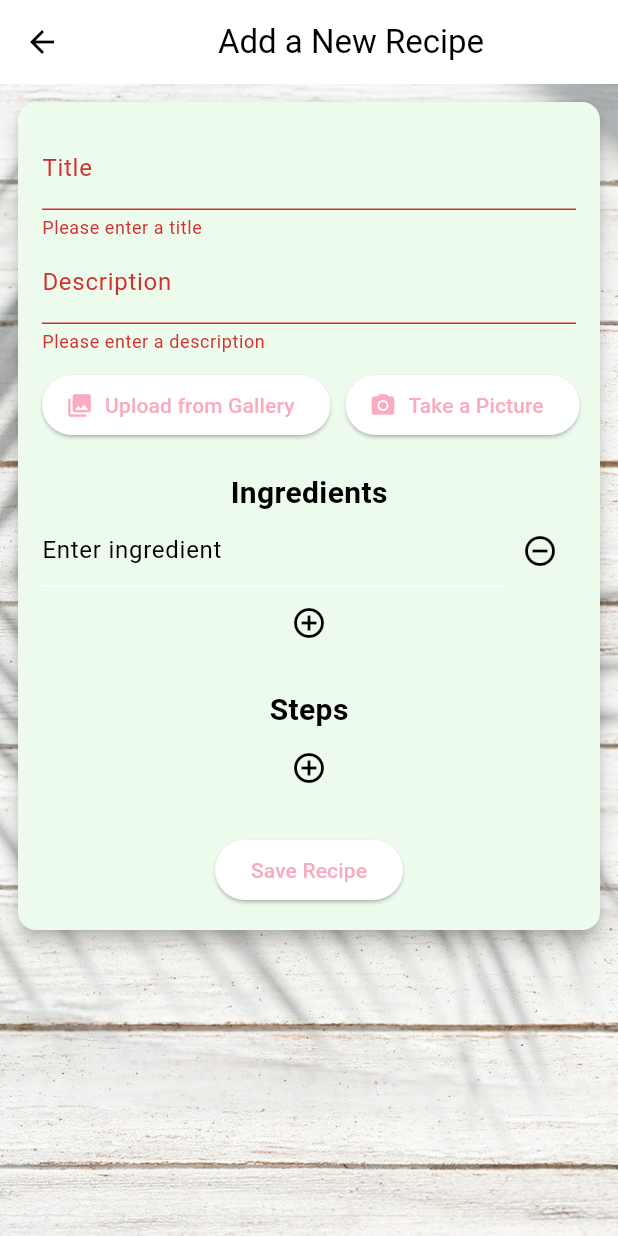
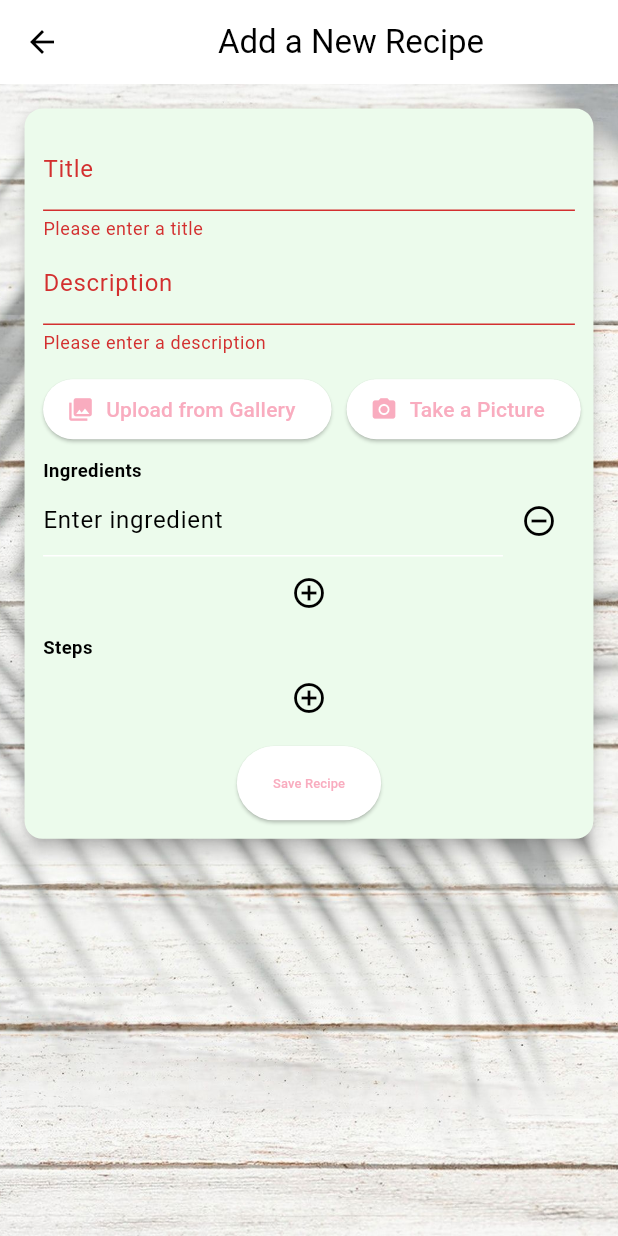
Before and after one commit to elmahygurl/Recipes_App, a Flutter app: the AddRecipeScreen screen opened directly, after a tap on "Save Recipe", after a tap on the "add circle outline" icon, on a phone screen of 412 x 824 dp. Run offline on Flutter 3.47's test engine with Material 3 defaults, Android fonts, the phone set to English and light mode, and no system bars; our stand-ins replace firebase_auth, firebase_core, firebase_database, hive, hive_flutter, image_picker and 1 more; missing offline and left inert: encrypt; accounts and stored records are empty.

Commit message:
handled empty input +mediaQuery

```diff
--- a/lib/screens/add_recipe_screen.dart
+++ b/lib/screens/add_recipe_screen.dart
@@ -25,6 +25,27 @@ class _AddRecipeScreenState extends State<AddRecipeScreen> {
   Future<void> _saveRecipe() async {
     final user = FirebaseAuth.instance.currentUser;
     if (user != null && _formKey.currentState!.validate()) {
+      //filter out empty ingredients and steps
+      _newIngredients.removeWhere((ingredient) => ingredient.trim().isEmpty);
+      _newSteps.removeWhere((step) => step.trim().isEmpty);
+
+      // validate at least one ingredient and one step
+      if (_newIngredients.isEmpty) {
+        ScaffoldMessenger.of(context).showSnackBar(SnackBar(
+          backgroundColor: Colors.redAccent,
+          content: Text('Please add at least one ingredient'),
+        ));
+        return;
+      }
+
+      if (_newSteps.isEmpty) {
+        ScaffoldMessenger.of(context).showSnackBar(SnackBar(
+          backgroundColor: Colors.redAccent,
+          content: Text('Please add at least one step'),
+        ));
+
+        return;
+      }
       _formKey.currentState!.save();
 
       final newRecipe = Recipe(
@@ -52,12 +73,18 @@ class _AddRecipeScreenState extends State<AddRecipeScreen> {
 
   @override
   Widget build(BuildContext context) {
+    final mediaQuery = MediaQuery.of(context);
+    final screenWidth = mediaQuery.size.width;
+    final screenHeight = mediaQuery.size.height;
+    final textSize = screenWidth * 0.03;
+    final buttonHeight = screenHeight * 0.06;
+
     return Scaffold(
       appBar: AppBar(
         title: Center(child: Text('Add a New Recipe')),
       ),
-      body: Stack(
-        children:[ Container(
+      body: Stack(children: [
+        Container(
           decoration: const BoxDecoration(
             image: DecorationImage(
               image: AssetImage('Assets/back2.PNG'),
@@ -67,13 +94,13 @@ class _AddRecipeScreenState extends State<AddRecipeScreen> {
         ),
         SingleChildScrollView(
           child: Padding(
-                padding: const EdgeInsets.all(8.0),
+            padding: EdgeInsets.all(screenWidth * 0.03),
             child: IntrinsicHeight(
               child: Card(
                 surfaceTintColor: Color.fromARGB(172, 70, 216, 65),
                 elevation: 5,
-                    child:Padding(
-                        padding: const EdgeInsets.all(16.0),
+                child: Padding(
+                  padding: EdgeInsets.all(screenWidth * 0.03),
                   child: Form(
                     key: _formKey,
                     child: Column(
@@ -91,8 +118,7 @@ class _AddRecipeScreenState extends State<AddRecipeScreen> {
                         ),
                         TextFormField(
                           controller: _descriptionController,
-                                    decoration:
-                                        InputDecoration(labelText: 'Description'),
+                          decoration: InputDecoration(labelText: 'Description'),
                           validator: (value) {
                             if (value == null || value.isEmpty) {
                               return 'Please enter a description';
@@ -100,6 +126,7 @@ class _AddRecipeScreenState extends State<AddRecipeScreen> {
                             return null;
                           },
                         ),
+                        SizedBox(height: screenWidth * 0.005),
                         ImageInputField(
                           onImageChanged: (base64Image) {
                             setState(() {
@@ -107,12 +134,15 @@ class _AddRecipeScreenState extends State<AddRecipeScreen> {
                             });
                           },
                         ),
-                                  SizedBox(height: 20),
-                                  Text(
+                        SizedBox(height: screenWidth * 0.02),
+                        Align(
+                          alignment: Alignment.topLeft,
+                          child: Text(
                             'Ingredients',
                             style: TextStyle(
-                                      fontSize: 20,
+                              fontSize: textSize,
                               fontWeight: FontWeight.bold,
+                            ),
                           ),
                         ),
                         StatefulBuilder(
@@ -120,10 +150,7 @@ class _AddRecipeScreenState extends State<AddRecipeScreen> {
                               (BuildContext context, StateSetter setState) {
                             return Column(
                               children: [
-                                          ..._newIngredients
-                                              .asMap()
-                                              .entries
-                                              .map((entry) {
+                                ..._newIngredients.asMap().entries.map((entry) {
                                   int index = entry.key;
                                   String ingredient = entry.value;
                                   return Row(
@@ -133,7 +160,10 @@ class _AddRecipeScreenState extends State<AddRecipeScreen> {
                                           initialValue: ingredient,
                                           decoration: InputDecoration(
                                               hintText: 'Enter ingredient',
-                                                    ),
+                                              contentPadding:
+                                                  EdgeInsets.symmetric(
+                                                      vertical: screenHeight *
+                                                          0.003)),
                                           onChanged: (value) {
                                             setState(() {
                                               _newIngredients[index] = value;
@@ -142,8 +172,7 @@ class _AddRecipeScreenState extends State<AddRecipeScreen> {
                                         ),
                                       ),
                                       IconButton(
-                                                  icon:
-                                                      Icon(Icons.remove_circle_outline),
+                                        icon: Icon(Icons.remove_circle_outline),
                                         onPressed: () => setState(() {
                                           _newIngredients.removeAt(index);
                                         }),
@@ -163,12 +192,15 @@ class _AddRecipeScreenState extends State<AddRecipeScreen> {
                             );
                           },
                         ),
-                                  SizedBox(height: 20),
-                                  Text(
+                        SizedBox(height: screenHeight * 0.005),
+                        Align(
+                          alignment: Alignment.topLeft,
+                          child: Text(
                             'Steps',
                             style: TextStyle(
-                                      fontSize: 20,
+                              fontSize: textSize,
                               fontWeight: FontWeight.bold,
+                            ),
                           ),
                         ),
                         StatefulBuilder(
@@ -186,6 +218,10 @@ class _AddRecipeScreenState extends State<AddRecipeScreen> {
                                           initialValue: step,
                                           decoration: InputDecoration(
                                             hintText: 'Enter step',
+                                            contentPadding:
+                                                EdgeInsets.symmetric(
+                                                    vertical:
+                                                        screenHeight * 0.003),
                                           ),
                                           onChanged: (value) {
                                             setState(() {
@@ -195,8 +231,7 @@ class _AddRecipeScreenState extends State<AddRecipeScreen> {
                                         ),
                                       ),
                                       IconButton(
-                                                  icon:
-                                                      Icon(Icons.remove_circle_outline),
+                                        icon: Icon(Icons.remove_circle_outline),
                                         onPressed: () => setState(() {
                                           _newSteps.removeAt(index);
                                         }),
@@ -216,22 +251,24 @@ class _AddRecipeScreenState extends State<AddRecipeScreen> {
                             );
                           },
                         ),
-                                  SizedBox(height: 20),
-                                  ElevatedButton(
+                        SizedBox(height: screenHeight * 0.01),
+                        SizedBox(
+                          height: buttonHeight,
+                          child: ElevatedButton(
                             onPressed: _saveRecipe,
-                                    child: Text('Save Recipe'),
+                            child: Text('Save Recipe',
+                                style: TextStyle(fontSize: textSize * 0.7)),
+                          ),
                         ),
                       ],
-                          ),
-                        ),
-
                     ),
                   ),
                 ),
               ),
             ),
-        ]
           ),
+        ),
+      ]),
     );
   }
 }
```
Lines whose indentation alone changed are shown as unchanged.
